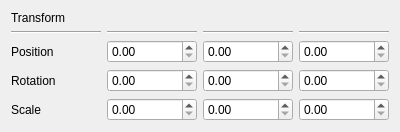
Before: the Qt Designer form transformcomponentwidget.ui in rogerbusquets97/Graphics-Engine, drawn with Qt 5.
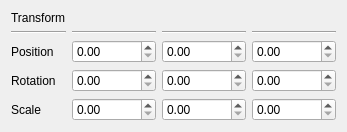
After: the same form once the commit is applied.

```diff
--- a/transformcomponentwidget.ui
+++ b/transformcomponentwidget.ui
@@ -6,10 +6,16 @@
    <rect>
     <x>0</x>
     <y>0</y>
-    <width>400</width>
-    <height>124</height>
+    <width>302</width>
+    <height>121</height>
    </rect>
   </property>
+  <property name="sizePolicy">
+   <sizepolicy hsizetype="Ignored" vsizetype="Ignored">
+    <horstretch>0</horstretch>
+    <verstretch>0</verstretch>
+   </sizepolicy>
+  </property>
   <property name="windowTitle">
    <string>Form</string>
   </property>
```
